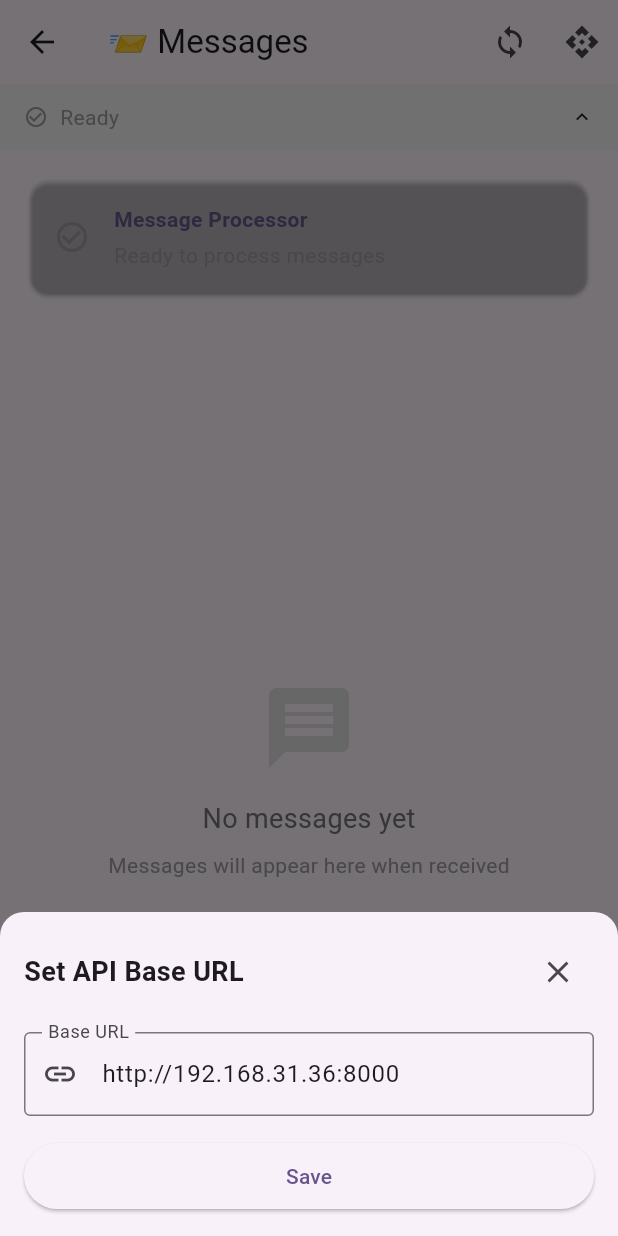
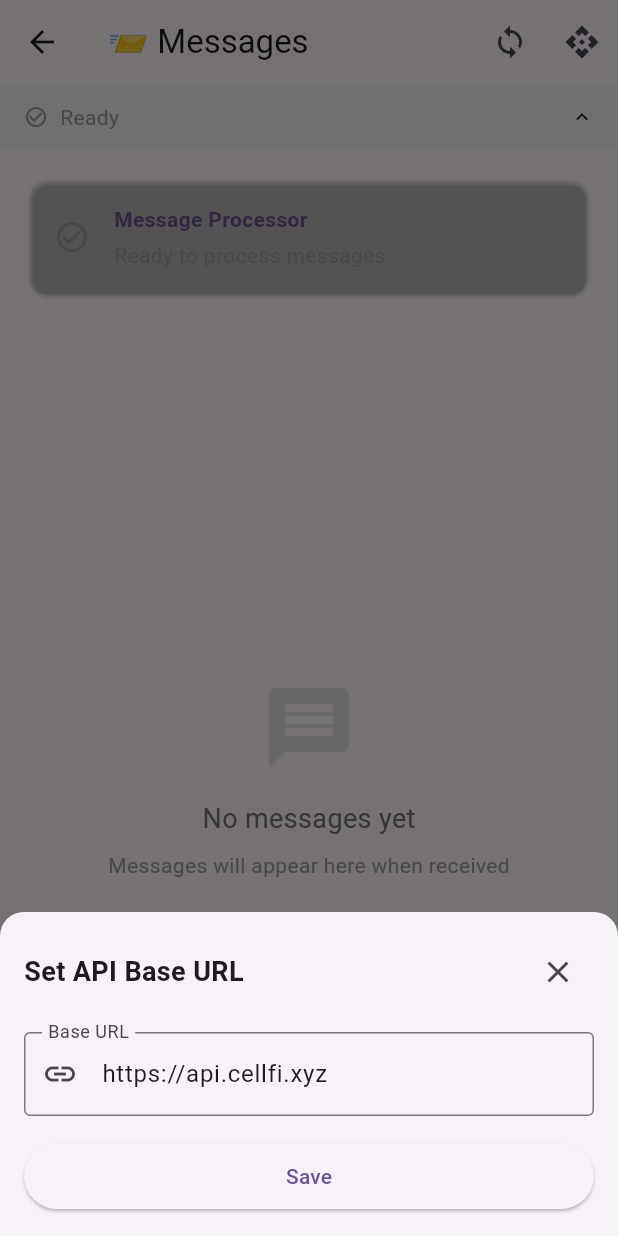
Before and after one commit to pragma-collective/flutter-gateway-poc, a Flutter app: the SmsScreen screen opened by its route, after a tap on "Completed", after a tap on the "api" icon, on a phone screen of 412 x 824 dp. Run offline on Flutter 3.47's test engine with Material 3 defaults, Android fonts, the phone set to English and light mode, and no system bars; our stand-ins replace device_info_plus, dio, firebase_core, firebase_messaging, flutter_secure_storage, intl_phone_field and 3 more; missing offline and left inert: another_telephony; accounts and stored records are empty; generated files the repository leaves out were written again.

Commit message:
chore: update version (#10)

```diff
--- a/lib/utils/api_base_url_util.dart
+++ b/lib/utils/api_base_url_util.dart
@@ -11,7 +11,7 @@ class ApiUrlConfig {
   String? _baseUrl;
 
   /// Default URL to use if none is saved
-  static const String defaultBaseUrl = 'http://192.168.31.36:8000';
+  static const String defaultBaseUrl = 'https://api.cellfi.xyz';
 
   /// Gets the saved base URL from SharedPreferences
   /// Returns the cached value if available, otherwise fetches from storage
--- a/pubspec.yaml
+++ b/pubspec.yaml
@@ -16,7 +16,7 @@ publish_to: 'none' # Remove this line if you wish to publish to pub.dev
 # https://developer.apple.com/library/archive/documentation/General/Reference/InfoPlistKeyReference/Articles/CoreFoundationKeys.html
 # In Windows, build-name is used as the major, minor, and patch parts
 # of the product and file versions while build-number is used as the build suffix.
-version: 1.0.0+1
+version: 1.0.0+2
 
 environment:
   sdk: '>=3.4.0 <4.0.0'
```
